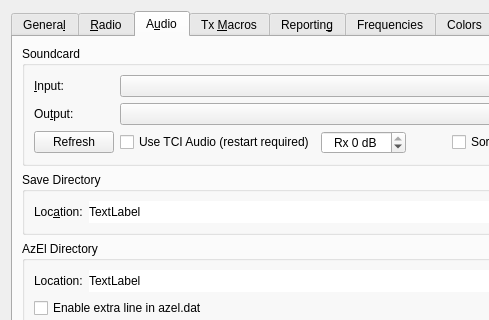
First picture: the form in Configuration.ui, repository ic8tem/NBMODES-IC8TEM, before the edit; both pictures show x 0 to 489 and y 0 to 320 of the 864 by 898 pixel window.
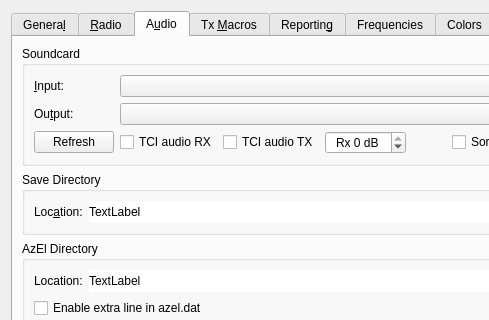
Second picture: the form after the edit. The open tabs and pages were chosen to show the change. Custom widgets are drawn as their Qt base class.

Commit message:
collaudo5b: audio TCI misto RX/TX come MSHV
Claude-Session: https://claude.ai/code/session_01V4JxYZqSUvWWvXo3yYhc2b

```diff
--- a/Configuration.ui
+++ b/Configuration.ui
@@ -2044,7 +2044,17 @@
                <string>&lt;html&gt;&lt;head/&gt;&lt;body&gt;&lt;p&gt;Use TCI Audio when available.&lt;/p&gt;&lt;/body&gt;&lt;/html&gt;</string>
               </property>
               <property name="text">
-               <string>Use TCI Audio (restart required)</string>
+               <string>TCI audio RX</string>
+              </property>
+             </widget>
+            </item>
+            <item>
+             <widget class="QCheckBox" name="tci_tx_audio_check_box">
+              <property name="toolTip">
+               <string>&lt;html&gt;&lt;head/&gt;&lt;body&gt;&lt;p&gt;Transmit audio via TCI. Unchecked: transmit audio goes to the selected sound card (virtual audio cable) and the SDR transmits from its own audio source.&lt;/p&gt;&lt;/body&gt;&lt;/html&gt;</string>
+              </property>
+              <property name="text">
+               <string>TCI audio TX</string>
               </property>
              </widget>
             </item>
```
Left out of the diff: 2 changed lines with no effect on the pictures. The commit also changes 9 other files.
